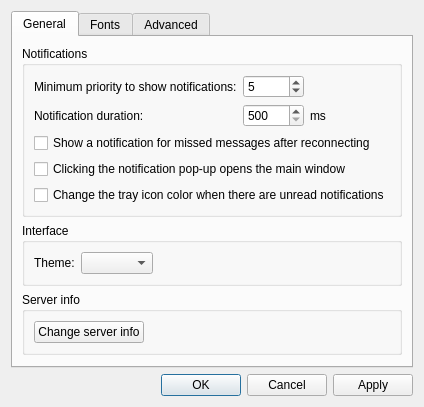
seird/gotify-tray, file gotify_tray/gui/designs/widget_settings.ui: the form before one commit.
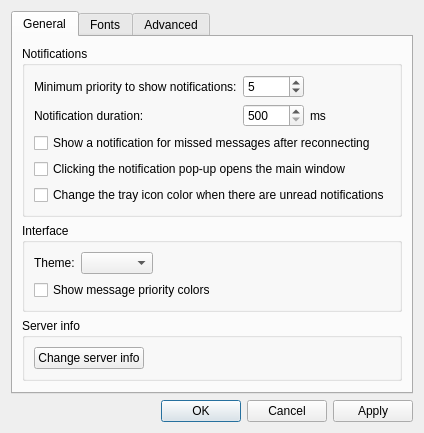
The form after the commit.

Commit message: display message priority colors

Diff of the .ui file:
```diff
--- a/gotify_tray/gui/designs/widget_settings.ui
+++ b/gotify_tray/gui/designs/widget_settings.ui
@@ -7,7 +7,7 @@
     <x>0</x>
     <y>0</y>
     <width>402</width>
-    <height>369</height>
+    <height>392</height>
    </rect>
   </property>
   <property name="windowTitle">
@@ -157,6 +157,17 @@
             </item>
            </layout>
           </item>
+          <item>
+           <widget class="QCheckBox" name="cb_priority_colors">
+            <property name="toolTip">
+             <string>4..7   -&gt; orange
+8..10 -&gt; red</string>
+            </property>
+            <property name="text">
+             <string>Show message priority colors</string>
+            </property>
+           </widget>
+          </item>
          </layout>
         </widget>
        </item>
```
The commit also changes 6 other files.
